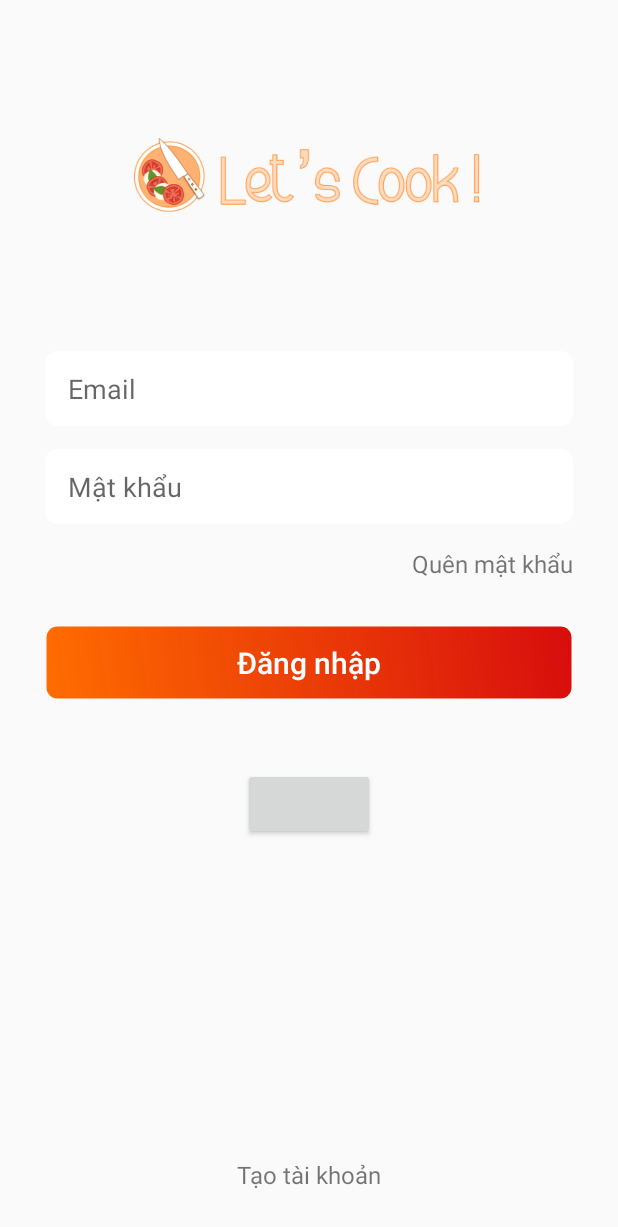
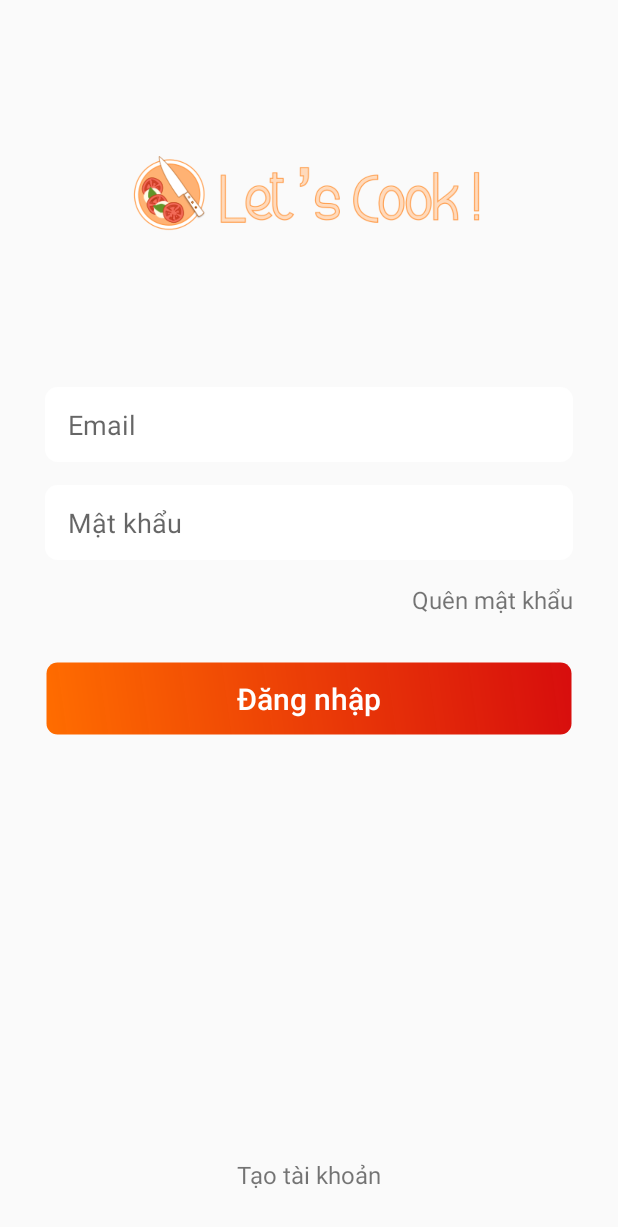
Before and after one commit to laitrungdung2000/cook-mobile, an Android app: the layout activity_signin.xml on its own in the app's theme, with its tools: preview values and no code run, on a phone screen of 412 x 824 dp. Shown: the top 1227 px of the screen. Run offline under Robolectric (Android 15) with nearby library versions, the phone set to English and light mode, and no system bars; plain views replace LoginButton.

Commit message:
remove login fb

```diff
--- a/app/src/main/res/layout/activity_signin.xml
+++ b/app/src/main/res/layout/activity_signin.xml
@@ -63,8 +63,8 @@
             android:textSize="20sp" />
         <com.facebook.login.widget.LoginButton
             android:id="@+id/login_button"
-            android:layout_width="wrap_content"
-            android:layout_height="wrap_content"
+            android:layout_width="0px"
+            android:layout_height="0px"
             android:layout_gravity="center_horizontal"
             android:layout_marginTop="30dp"
             android:layout_marginBottom="30dp" />
```
